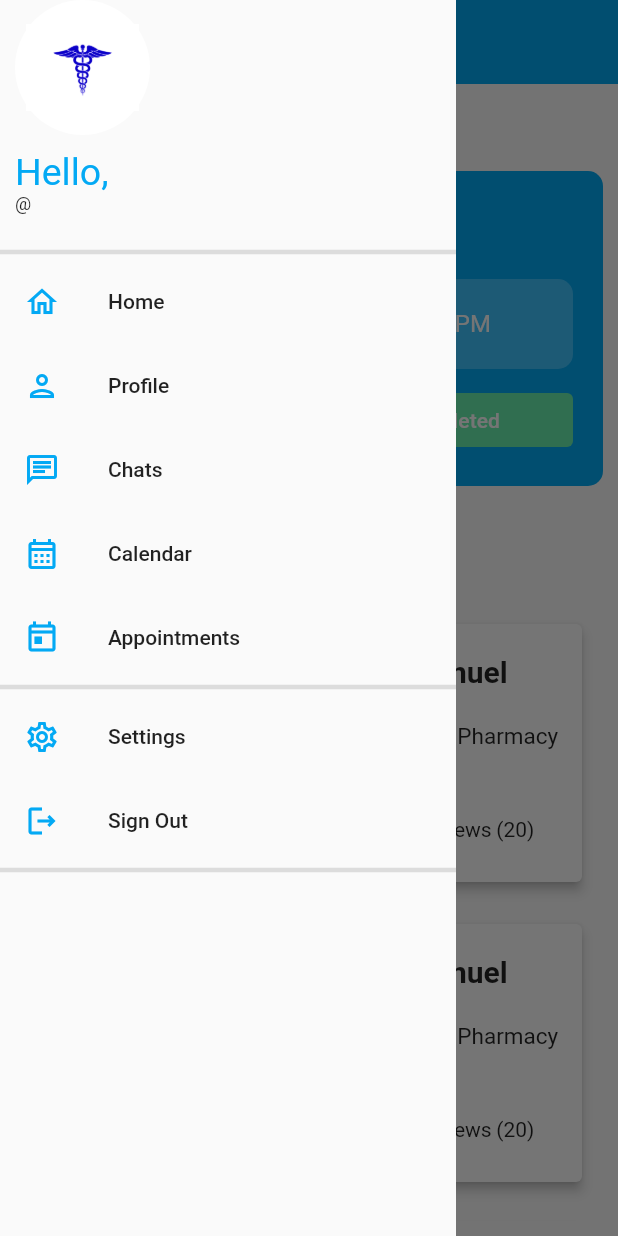
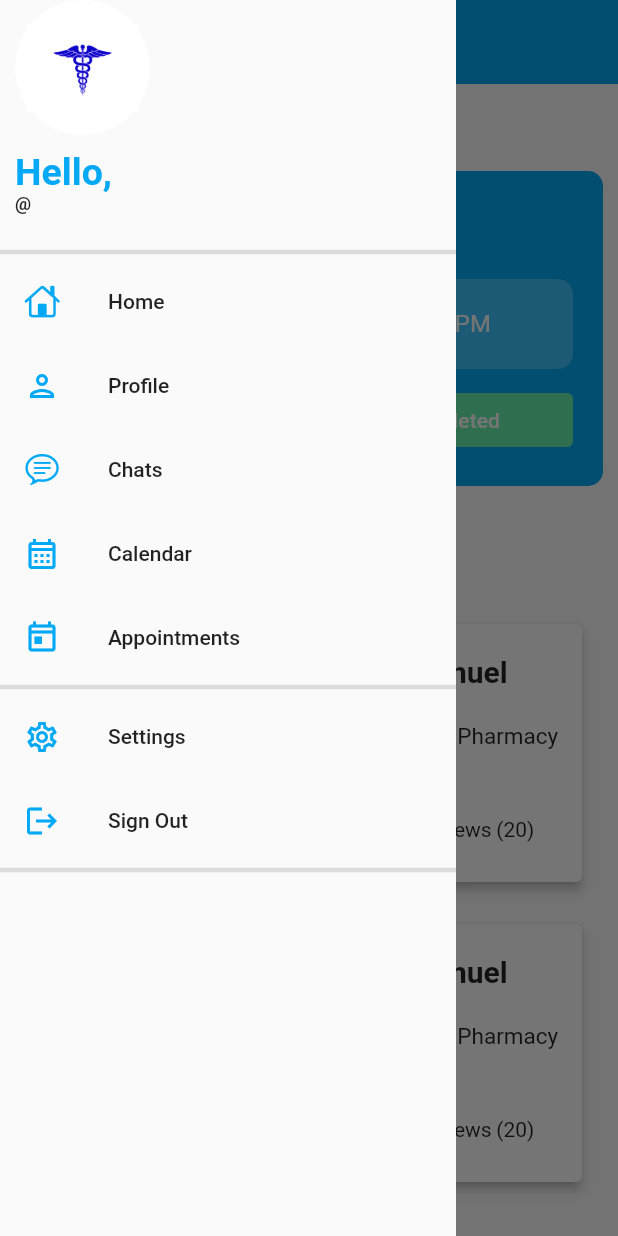
Before and after one commit to ManuelSena19/health-watch, a Flutter app: the AppointmentScreen screen opened by its route, with the side drawer open, on a phone screen of 412 x 824 dp. Run offline on Flutter 3.47's test engine with Material 2 defaults, Android fonts, the phone set to English and light mode, and no system bars; our stand-ins replace cloud_firestore, email_validator, firebase_auth, firebase_core, firebase_storage, font_awesome_flutter and 4 more; accounts and stored records are empty.

Commit message:
updated drawer

```diff
--- a/lib/utilities/drawer_widget.dart
+++ b/lib/utilities/drawer_widget.dart
@@ -1,3 +1,4 @@
+import 'package:flutter/cupertino.dart';
 import 'package:flutter/material.dart';
 import 'package:firebase_auth/firebase_auth.dart';
 import 'package:health_watch/constants/push_routes.dart';
@@ -16,7 +17,7 @@ Future<String?> getNameFromFirestore(String email) async {
 }
 
 Widget drawerWidget(BuildContext context) {
-  void pushReplacementNamedRoute(String route){
+  void pushReplacementNamedRoute(String route) {
     pushReplacementRoute(context, route);
   }
 
@@ -57,7 +58,10 @@ Widget drawerWidget(BuildContext context) {
                     child: Text(
                       'Hello, $name',
                       style: const TextStyle(
-                          fontSize: 25, color: Colors.lightBlue),
+                        fontSize: 25,
+                        color: Colors.lightBlue,
+                        fontWeight: FontWeight.bold,
+                      ),
                     ),
                   ),
                   Padding(
@@ -66,6 +70,7 @@ Widget drawerWidget(BuildContext context) {
                       '@$email',
                       style: const TextStyle(
                         fontSize: 12,
+                        fontWeight: FontWeight.bold,
                       ),
                     ),
                   )
@@ -79,7 +84,7 @@ Widget drawerWidget(BuildContext context) {
                 thickness: 3,
               ),
               ListTile(
-                leading: const Icon(Icons.home_outlined),
+                leading: const Icon(CupertinoIcons.home),
                 title: const Text("Home"),
                 iconColor: Colors.lightBlue,
                 onTap: () {
@@ -95,10 +100,10 @@ Widget drawerWidget(BuildContext context) {
                 },
               ),
               ListTile(
-                leading: const Icon(Icons.chat_outlined),
+                leading: const Icon(CupertinoIcons.chat_bubble_text),
                 title: const Text("Chats"),
                 iconColor: Colors.lightBlue,
-                onTap: (){
+                onTap: () {
                   pushRoute(context, chatRoute);
                 },
               ),
@@ -128,7 +133,7 @@ Widget drawerWidget(BuildContext context) {
                 iconColor: Colors.lightBlue,
               ),
               ListTile(
-                leading: const Icon(Icons.logout_outlined),
+                leading: const Icon(Icons.logout),
                 title: const Text("Sign Out"),
                 iconColor: Colors.lightBlue,
                 onTap: () async {
```
